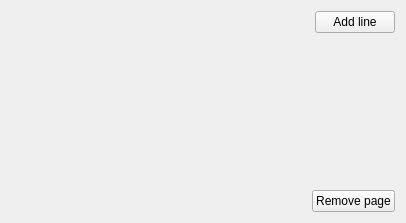
Above: Settings/OHM_Applet_Settings/tabwidget.ui from jimmyd-be/Hardware-Monitor-Applet before the change. Below: the same form after it.
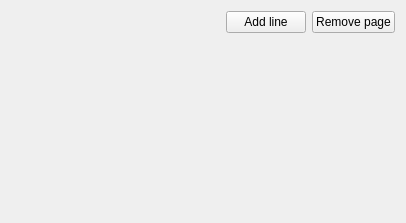
That is the form after the change.

Commit message: Add line button does now work

What changed in the file:
```diff
--- a/Settings/OHM_Applet_Settings/tabwidget.ui
+++ b/Settings/OHM_Applet_Settings/tabwidget.ui
@@ -36,6 +36,13 @@
        </property>
       </widget>
      </item>
+     <item>
+      <widget class="QPushButton" name="removePageButton">
+       <property name="text">
+        <string>Remove page</string>
+       </property>
+      </widget>
+     </item>
     </layout>
    </item>
    <item>
@@ -51,30 +58,6 @@
      </property>
     </spacer>
    </item>
-   <item>
-    <layout class="QHBoxLayout" name="horizontalLayout_2">
-     <item>
-      <spacer name="horizontalSpacer">
-       <property name="orientation">
-        <enum>Qt::Horizontal</enum>
-       </property>
-       <property name="sizeHint" stdset="0">
-        <size>
-         <width>40</width>
-         <height>20</height>
-        </size>
-       </property>
-      </spacer>
-     </item>
-     <item>
-      <widget class="QPushButton" name="removePageButton">
-       <property name="text">
-        <string>Remove page</string>
-       </property>
-      </widget>
-     </item>
-    </layout>
-   </item>
   </layout>
  </widget>
  <resources/>
```
The commit also changes 5 other files.
